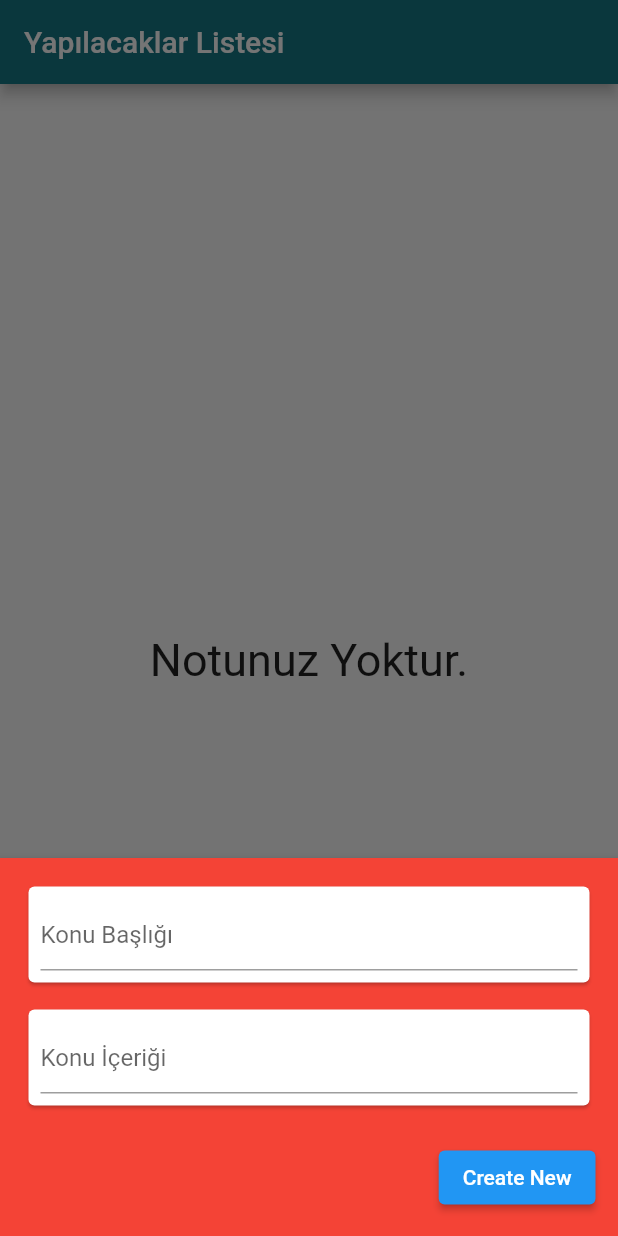
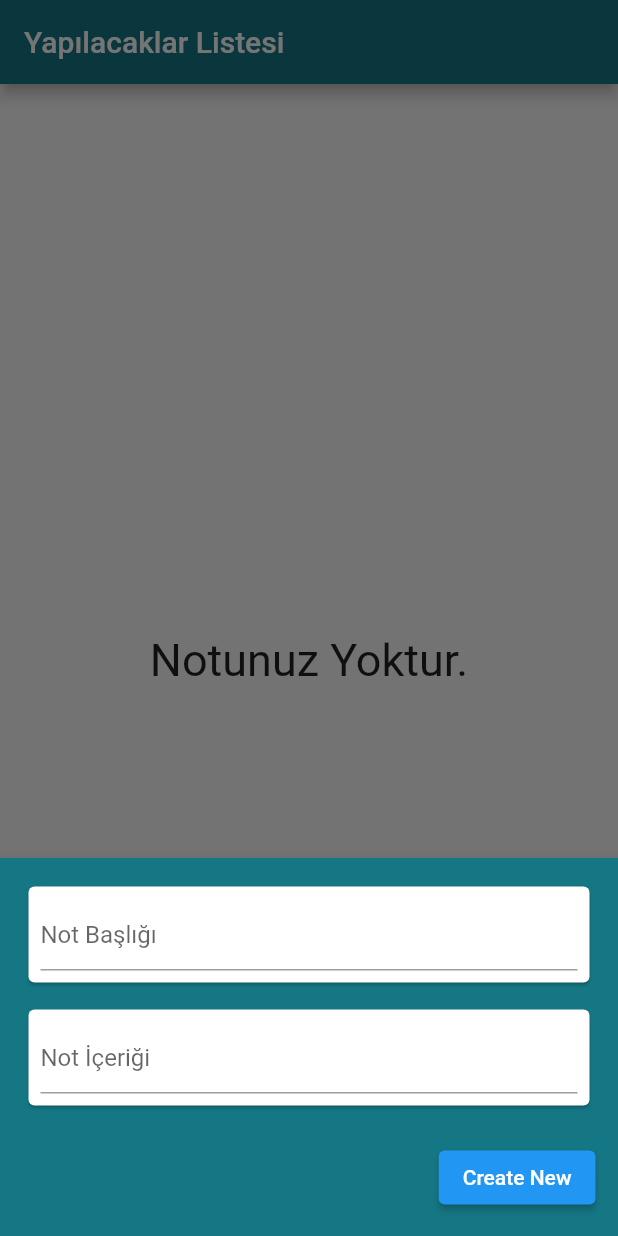
Before and after one commit to KadirsinasCelik/flutter_osmanli, a Flutter app: the HomePage screen opened directly, after a tap on the "add" icon, on a phone screen of 412 x 824 dp. Run offline on Flutter 3.47's test engine with Material 2 defaults, Android fonts, the phone set to English and light mode, and no system bars; our stand-ins replace carousel_slider, cloud_firestore, firebase_auth, firebase_core, firebase_database, firebase_storage and 1 more; accounts and stored records are empty; network calls fail.

Commit message:
fix:updates color

```diff
--- a/lib/hive_page.dart
+++ b/lib/hive_page.dart
@@ -88,7 +88,7 @@ class _HomePageState extends State<HomePage> {
       _quantityController.text = '';
     }
     showModalBottomSheet(
-      backgroundColor: Colors.red,
+      backgroundColor: CustomTheme.lightTheme.primaryColor,
       context: ctx,
       elevation: 5,
       isScrollControlled: true,
@@ -108,7 +108,7 @@ class _HomePageState extends State<HomePage> {
                 padding: const EdgeInsets.all(8.0),
                 child: TextField(
                   controller: _nameController,
-                  decoration: const InputDecoration(hintText: 'Konu Başlığı'),
+                  decoration: const InputDecoration(hintText: 'Not Başlığı'),
                 ),
               ),
             ),
@@ -119,7 +119,7 @@ class _HomePageState extends State<HomePage> {
                 child: TextField(
                   controller: _quantityController,
                   keyboardType: TextInputType.number,
-                  decoration: const InputDecoration(hintText: 'Konu İçeriği'),
+                  decoration: const InputDecoration(hintText: 'Not İçeriği'),
                 ),
               ),
             ),
```
